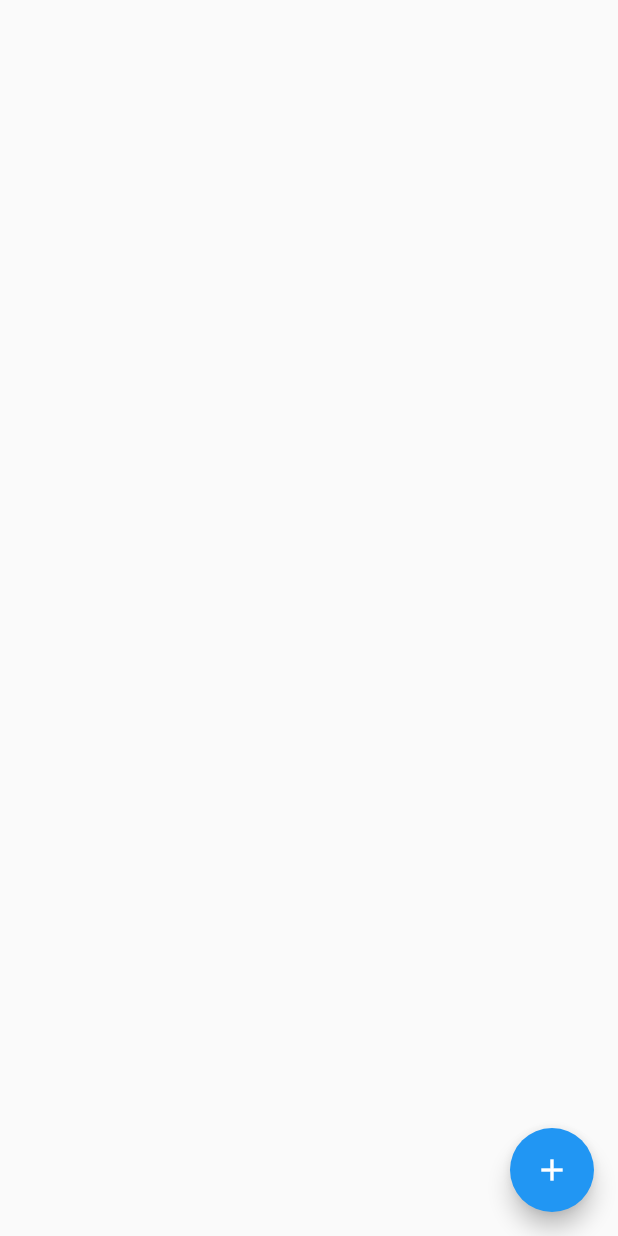
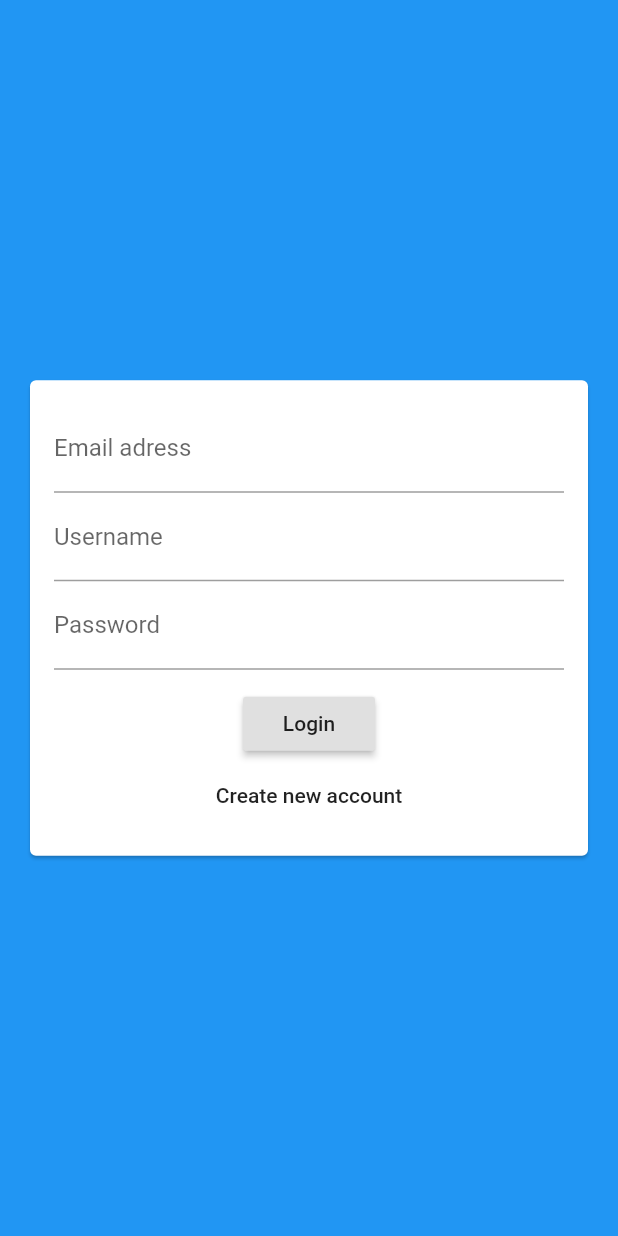
Before and after one commit to ik-code/flutter_chat_firebase, a Flutter app: the screen it shows after launch, on a phone screen of 412 x 824 dp. Run offline on Flutter 3.47's test engine with Material 2 defaults, Android fonts, the phone set to English and light mode, and no system bars; our stand-ins replace cloud_firestore, firebase_core; accounts and stored records are empty.

Commit message:
A Basic Authentication Screen

```diff
--- a/lib/main.dart
+++ b/lib/main.dart
@@ -1,5 +1,6 @@
 import 'package:firebase_core/firebase_core.dart';
 import 'package:flutter/material.dart';
+import 'package:flutter_chat_firebase/screens/auth_screen.dart';
 import 'package:flutter_chat_firebase/screens/chat_screen.dart';
 
 Future<void> main() async {
@@ -22,7 +23,7 @@ class MyApp extends StatelessWidget {
 
         primarySwatch: Colors.blue,
       ),
-      home: const ChatScreen(),
+      home: const AuthScreen(),
     );
   }
 }
--- a/lib/screens/auth_screen.dart
+++ b/lib/screens/auth_screen.dart
@@ -0,0 +1,19 @@
+import 'package:flutter/material.dart';
+import 'package:flutter_chat_firebase/widgets/auth/auth_form.dart';
+
+class AuthScreen extends StatefulWidget {
+  const AuthScreen({ Key? key }) : super(key: key);
+
+  @override
+  _AuthScreenState createState() => _AuthScreenState();
+}
+
+class _AuthScreenState extends State<AuthScreen> {
+  @override
+  Widget build(BuildContext context) {
+    return Scaffold(
+      backgroundColor: Theme.of(context).primaryColor,
+      body: AuthForm(),
+    );
+  }
+}
--- /dev/null
+++ b/lib/widgets/auth/auth_form.dart
@@ -0,0 +1,55 @@
+import 'package:flutter/material.dart';
+
+class AuthForm extends StatefulWidget {
+  const AuthForm({Key? key}) : super(key: key);
+
+  @override
+  _AuthFormState createState() => _AuthFormState();
+}
+
+class _AuthFormState extends State<AuthForm> {
+  @override
+  Widget build(BuildContext context) {
+    return Center(
+      child: Card(
+        margin: EdgeInsets.all(20),
+        child: SingleChildScrollView(
+          child: Padding(
+            padding: EdgeInsets.all(16),
+            child: Form(
+              child: Column(
+                mainAxisSize: MainAxisSize.min,
+                children: [
+                  TextFormField(
+                    keyboardType: TextInputType.emailAddress,
+                    decoration: const InputDecoration(
+                      labelText: 'Email adress',
+                    ),
+                  ),
+                  TextFormField(
+                    decoration: const InputDecoration(labelText: 'Username'),
+                  ),
+                  TextFormField(
+                    decoration: const InputDecoration(labelText: 'Password'),
+                    obscureText: true,
+                  ),
+                  const SizedBox(height: 12,),
+                  RaisedButton(
+                    child: Text('Login'),
+                    onPressed: (){},
+                  ),
+                  FlatButton(
+                    onPressed: (() {
+
+                  }),
+                  child: Text('Create new account'),
+                  )
+                ],
+              ),
+            ),
+          ),
+        ),
+      ),
+    );
+  }
+}
```
